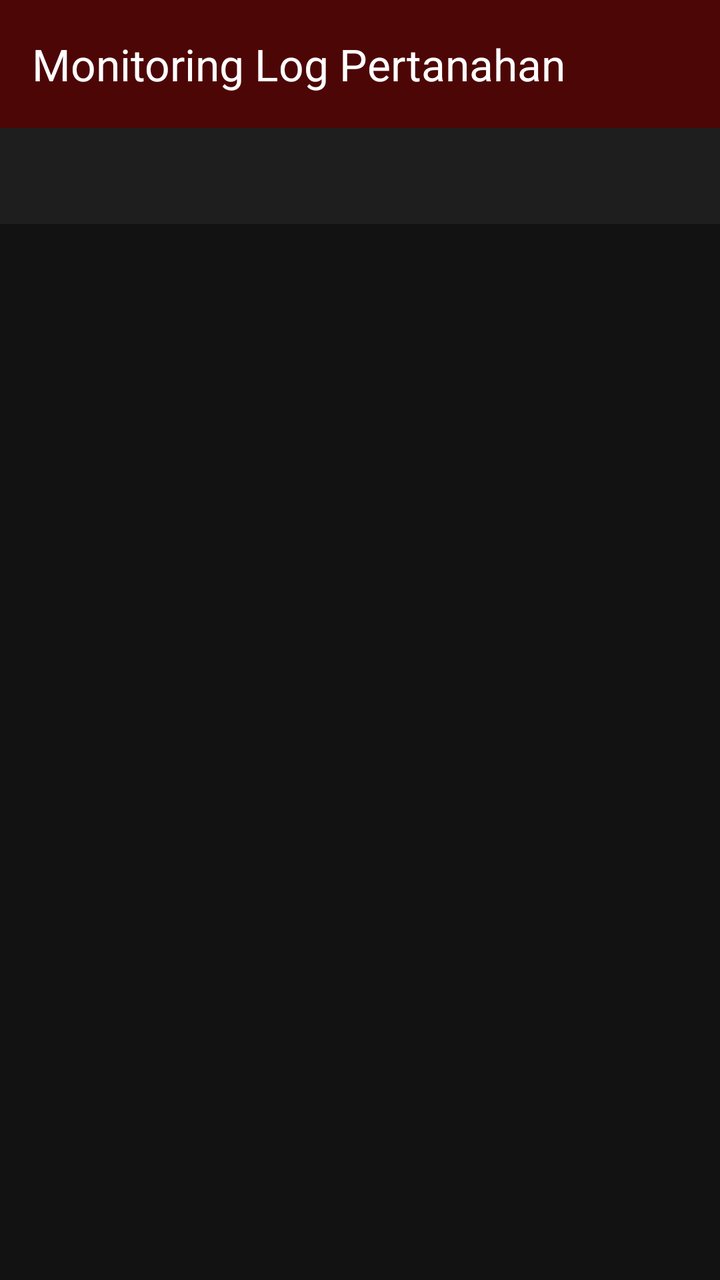
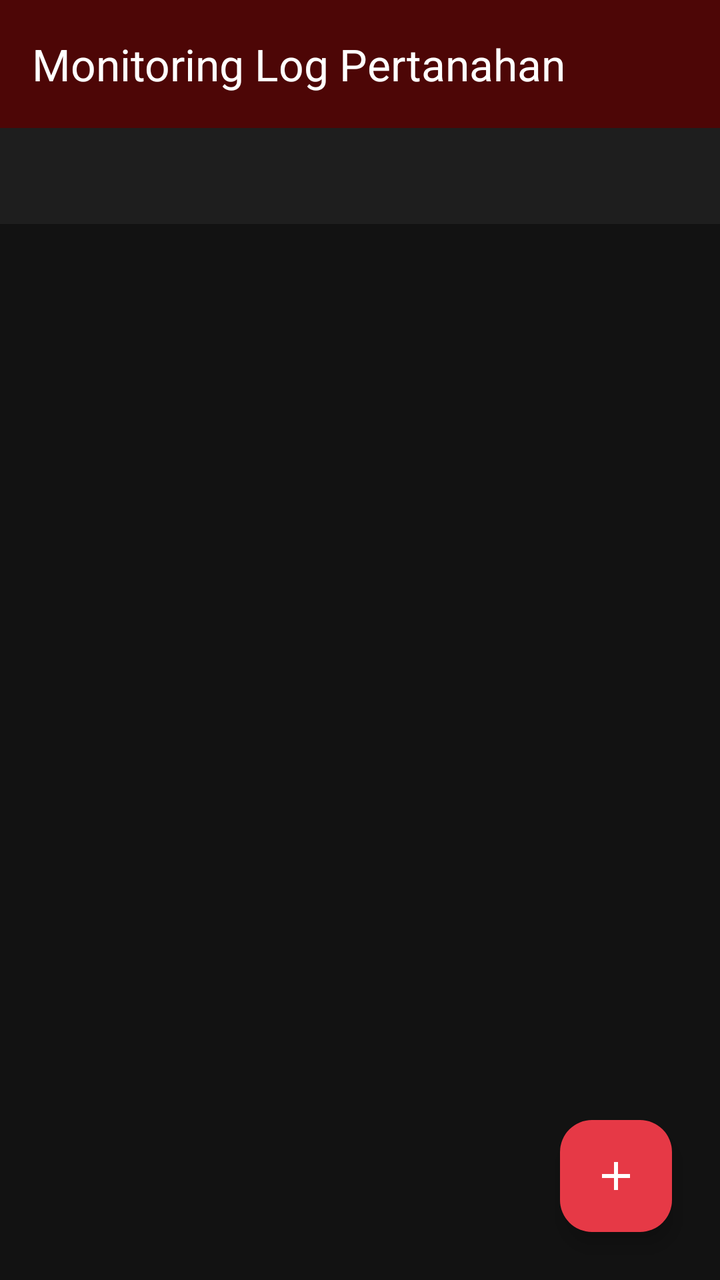

Two renders of the same Android screen: before a commit and after it. Below are the layout's source before the change and the commit's diff.
<!-- AndroidManifest.xml: application theme Theme.Filbert_Chrome -->
<!-- res/layout/activity_log.xml -->
<?xml version="1.0" encoding="utf-8"?>
<androidx.constraintlayout.widget.ConstraintLayout xmlns:android="http://schemas.android.com/apk/res/android"
    xmlns:app="http://schemas.android.com/apk/res-auto"
    android:id="@+id/main"
    android:layout_width="match_parent"
    android:layout_height="match_parent"
    android:background="@color/dark_background">

    <com.google.android.material.appbar.AppBarLayout
        android:id="@+id/appBarLayout"
        android:layout_width="match_parent"
        android:layout_height="wrap_content"
        android:background="#4D0606"
        app:layout_constraintTop_toTopOf="parent">

        <androidx.appcompat.widget.Toolbar
            android:id="@+id/toolbarLog"
            android:layout_width="match_parent"
            android:layout_height="?attr/actionBarSize"
            app:title="Monitoring Log Pertanahan"
            app:titleTextColor="@color/white" />
    </com.google.android.material.appbar.AppBarLayout>

    <com.google.android.material.tabs.TabLayout
        android:id="@+id/tabLayout"
        android:layout_width="match_parent"
        android:layout_height="wrap_content"
        android:background="@color/dark_surface"
        app:tabIndicatorColor="@color/brand_red"
        app:tabSelectedTextColor="@color/brand_red"
        app:tabTextColor="@color/text_secondary"
        app:layout_constraintTop_toBottomOf="@id/appBarLayout" />

    <androidx.viewpager2.widget.ViewPager2
        android:id="@+id/viewPager"
        android:layout_width="match_parent"
        android:layout_height="0dp"
        app:layout_constraintBottom_toBottomOf="parent"
        app:layout_constraintTop_toBottomOf="@id/tabLayout" />

</androidx.constraintlayout.widget.ConstraintLayout>
<!-- resources referenced by this layout -->
<resources>
  <color name="brand_red">#E63946</color>
  <color name="dark_background">#121212</color>
  <color name="dark_surface">#1E1E1E</color>
  <color name="text_secondary">#B0B0B0</color>
  <color name="white">#FFFFFFFF</color>
  <style name="Theme.Filbert_Chrome" parent="Base.Theme.Filbert_Chrome" />
  <style name="Base.Theme.Filbert_Chrome" parent="Theme.Material3.DayNight.NoActionBar">
          
          
      </style>
</resources>

<!-- the commit's change to res/layout/activity_log.xml (unified diff, before → after) -->
@@ -38,4 +38,15 @@
         app:layout_constraintBottom_toBottomOf="parent"
         app:layout_constraintTop_toBottomOf="@id/tabLayout" />
 
+    <com.google.android.material.floatingactionbutton.FloatingActionButton
+        android:id="@+id/fabAddLog"
+        android:layout_width="wrap_content"
+        android:layout_height="wrap_content"
+        android:layout_margin="24dp"
+        android:src="@drawable/ic_add"
+        app:backgroundTint="@color/brand_red"
+        app:layout_constraintBottom_toBottomOf="parent"
+        app:layout_constraintEnd_toEndOf="parent"
+        app:tint="@color/white" />
+
 </androidx.constraintlayout.widget.ConstraintLayout>
<!-- resource entries referenced after the edit -->
@@ -5,6 +5,12 @@
   <color name="dark_surface">#1E1E1E</color>
   <color name="text_secondary">#B0B0B0</color>
   <color name="white">#FFFFFFFF</color>
+  <!-- drawable ic_add (drawable) -->
+  <vector xmlns:android="http://schemas.android.com/apk/res/android" android:height="24dp" android:tint="#E82C2C" android:viewportHeight="960" android:viewportWidth="960" android:width="24dp">
+        
+      <path android:fillColor="@android:color/white" android:pathData="M440,520L200,520L200,440L440,440L440,200L520,200L520,440L760,440L760,520L520,520L520,760L440,760L440,520Z"/>
+      
+  </vector>
   <style name="Theme.Filbert_Chrome" parent="Base.Theme.Filbert_Chrome" />
   <style name="Base.Theme.Filbert_Chrome" parent="Theme.Material3.DayNight.NoActionBar">
           
